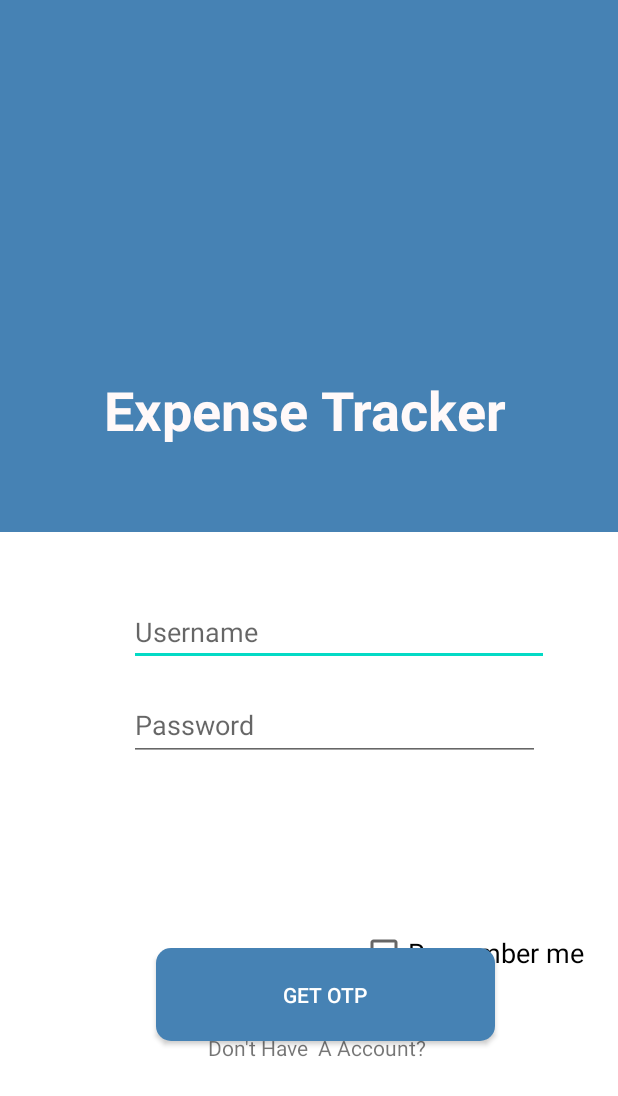
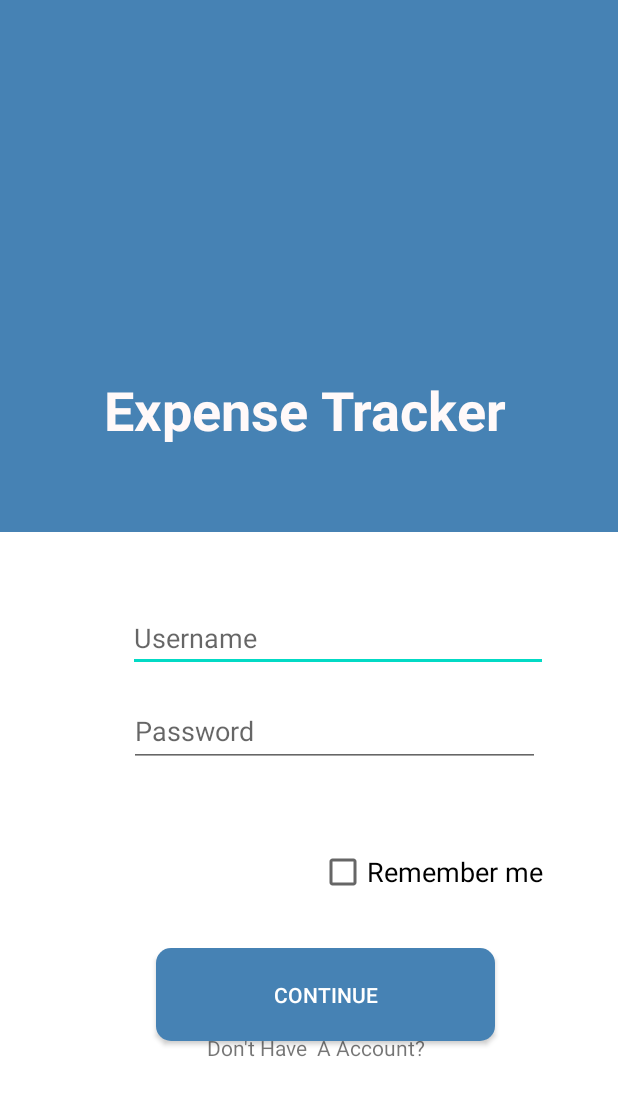
Before and after one commit to mayank2001/CyberKnights, an Android app: the screen it shows after launch (LoginActivity), on a phone screen of 412 x 824 dp. Shown: the top 1096 px of the screen. Run offline under Robolectric (Android 15) with nearby library versions, the phone set to English and light mode, and no system bars; our stand-ins replace Firebase (no records; nobody signed in at launch, a user with empty details on screens opened directly).

Commit message:
minor changes

```diff
--- a/app/build.gradle
+++ b/app/build.gradle
@@ -32,7 +32,7 @@ dependencies {
     implementation 'androidx.constraintlayout:constraintlayout:2.0.1'
     testImplementation 'junit:junit:4.12'
     androidTestImplementation 'androidx.test.ext:junit:1.1.2'
-    androidTestImplementation 'androidx.test.espresso:espresso-core:3.1.0'
+    androidTestImplementation 'androidx.test.espresso:espresso-core:3.3.0'
     implementation 'com.github.AnyChart:AnyChart-Android:1.1.2'
 
 
--- a/app/src/main/java/com/hackathon/cyberknights/activites/piechart.java
+++ b/app/src/main/java/com/hackathon/cyberknights/activites/piechart.java
@@ -1,4 +1,4 @@
-package com.hackathon.cyberknights.piechart;
+package com.hackathon.cyberknights.activites;
 
 import androidx.appcompat.app.AppCompatActivity;
 
--- a/app/src/main/res/layout/activity_login.xml
+++ b/app/src/main/res/layout/activity_login.xml
@@ -27,13 +27,14 @@
         android:id="@+id/checkBox"
         android:layout_width="164dp"
         android:layout_height="33dp"
-        android:layout_marginBottom="172dp"
         android:text="Remember me"
         android:textSize="18sp"
         app:layout_constraintBottom_toBottomOf="parent"
         app:layout_constraintEnd_toEndOf="parent"
-        app:layout_constraintHorizontal_bias="0.969"
-        app:layout_constraintStart_toStartOf="parent" />
+        app:layout_constraintHorizontal_bias="0.858"
+        app:layout_constraintStart_toStartOf="parent"
+        app:layout_constraintTop_toTopOf="parent"
+        app:layout_constraintVertical_bias="0.714" />
 
     <Button
         android:id="@+id/get_otp"
@@ -45,7 +46,7 @@
         android:layout_marginBottom="120dp"
         android:background="@drawable/button_back"
         android:backgroundTint="#4682b4"
-        android:text="GET OTP"
+        android:text="Continue"
         android:textColor="#FFFFFF"
         android:textSize="14sp"
         app:layout_constraintBottom_toBottomOf="parent"
@@ -99,18 +100,21 @@
         android:text="Don't Have  A Account?"
         app:layout_constraintBottom_toBottomOf="parent"
         app:layout_constraintEnd_toEndOf="parent"
-        app:layout_constraintStart_toStartOf="parent" />
+        app:layout_constraintHorizontal_bias="0.476"
+        app:layout_constraintStart_toStartOf="parent"
+        app:layout_constraintTop_toBottomOf="@+id/Pass_word"
+        app:layout_constraintVertical_bias="1.0" />
 
     <EditText
         android:id="@+id/user_name"
         android:layout_width="280dp"
         android:layout_height="42dp"
-        android:layout_marginTop="48dp"
+        android:layout_marginTop="52dp"
         android:ems="10"
         android:hint="Username"
         android:inputType="textPersonName"
         app:layout_constraintEnd_toEndOf="parent"
-        app:layout_constraintHorizontal_bias="0.654"
+        app:layout_constraintHorizontal_bias="0.648"
         app:layout_constraintStart_toStartOf="parent"
         app:layout_constraintTop_toBottomOf="@+id/textView10" />
 
--- a/app/src/main/res/layout/activity_signup.xml
+++ b/app/src/main/res/layout/activity_signup.xml
@@ -11,12 +11,13 @@
         android:layout_width="187dp"
         android:layout_height="143dp"
         android:layout_marginStart="125dp"
-        android:layout_marginTop="72dp"
         android:layout_marginEnd="126dp"
+        app:layout_constraintBottom_toBottomOf="parent"
         app:layout_constraintEnd_toEndOf="parent"
-        app:layout_constraintHorizontal_bias="0.488"
+        app:layout_constraintHorizontal_bias="0.481"
         app:layout_constraintStart_toStartOf="parent"
         app:layout_constraintTop_toTopOf="parent"
+        app:layout_constraintVertical_bias="0.162"
         app:srcCompat="@drawable/profile" />
 
     <EditText
--- a/app/src/main/res/layout/piechart.xml
+++ b/app/src/main/res/layout/piechart.xml
@@ -4,7 +4,7 @@
     xmlns:tools="http://schemas.android.com/tools"
     android:layout_width="match_parent"
     android:layout_height="match_parent"
-    tools:context=".piechart">
+    tools:context=".activites.piechart">
 
     <TextView
         android:id="@+id/textView"
--- a/app/src/main/res/values/colors.xml
+++ b/app/src/main/res/values/colors.xml
@@ -1,6 +1,6 @@
 <?xml version="1.0" encoding="utf-8"?>
 <resources>
-    <color name="colorPrimary">#6200EE</color>
-    <color name="colorPrimaryDark">#3700B3</color>
+    <color name="colorPrimary">#000000</color>
+    <color name="colorPrimaryDark">#000000</color>
     <color name="colorAccent">#03DAC5</color>
 </resources>
```
